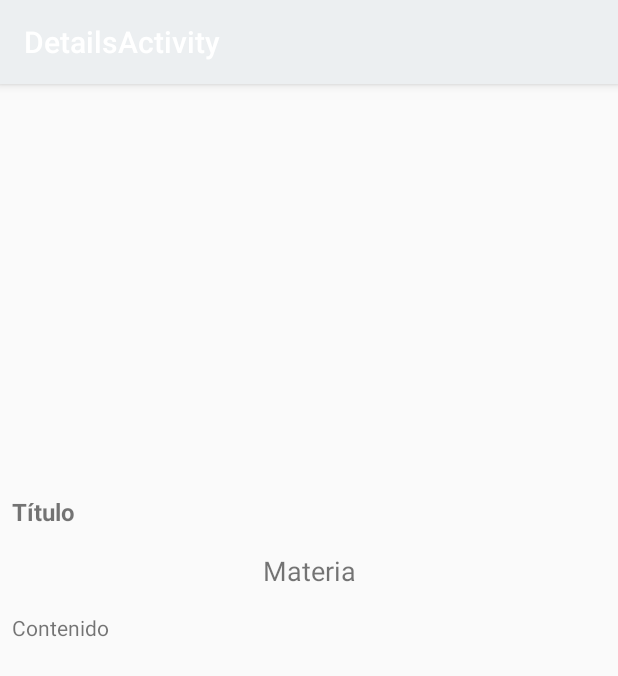
After one commit to JoseAlbertoVazq/tuvotocuenta, an Android app: the DetailsActivity screen opened directly, with no data from a screen before it, on a phone screen of 412 x 824 dp. The commit adds this screen. Shown: the top 676 px of the screen. Run offline under Robolectric (Android 15) with nearby library versions, the phone set to English and light mode, and no system bars; pictures from the network do not load; 4 statements that could not run were skipped.

Commit message:
detalles propuesta, cambiando color

```diff
--- a/mobile/app/src/main/java/dam/javazquez/tuvotocuenta/responses/MateriaResponse.java
+++ b/mobile/app/src/main/java/dam/javazquez/tuvotocuenta/responses/MateriaResponse.java
@@ -1,6 +1,8 @@
 package dam.javazquez.tuvotocuenta.responses;
 
-public class MateriaResponse {
+import java.io.Serializable;
+
+public class MateriaResponse implements Serializable {
 
     private String id;
     private String nombre;
--- a/mobile/app/src/main/java/dam/javazquez/tuvotocuenta/responses/PartidoResponse.java
+++ b/mobile/app/src/main/java/dam/javazquez/tuvotocuenta/responses/PartidoResponse.java
@@ -1,9 +1,10 @@
 package dam.javazquez.tuvotocuenta.responses;
 
+import java.io.Serializable;
 import java.util.ArrayList;
 import java.util.List;
 
-public class PartidoResponse {
+public class PartidoResponse implements Serializable {
 
     private String id;
     private String nombre;
--- a/mobile/app/src/main/java/dam/javazquez/tuvotocuenta/responses/PropuestaResponse.java
+++ b/mobile/app/src/main/java/dam/javazquez/tuvotocuenta/responses/PropuestaResponse.java
@@ -1,6 +1,8 @@
 package dam.javazquez.tuvotocuenta.responses;
 
-public class PropuestaResponse {
+import java.io.Serializable;
+
+public class PropuestaResponse implements Serializable {
 
     private String id;
     private String titulo;
--- a/mobile/app/src/main/java/dam/javazquez/tuvotocuenta/responses/UserResponse.java
+++ b/mobile/app/src/main/java/dam/javazquez/tuvotocuenta/responses/UserResponse.java
@@ -1,9 +1,10 @@
 package dam.javazquez.tuvotocuenta.responses;
 
+import java.io.Serializable;
 import java.util.ArrayList;
 import java.util.List;
 
-public class UserResponse {
+public class UserResponse implements Serializable {
 
     private String _id;
     private String name;
--- a/mobile/app/src/main/java/dam/javazquez/tuvotocuenta/retrofit/services/PropuestaService.java
+++ b/mobile/app/src/main/java/dam/javazquez/tuvotocuenta/retrofit/services/PropuestaService.java
@@ -15,7 +15,7 @@ public interface PropuestaService {
     @GET(BASE_URL)
     Call<ResponseContainer<PropuestaResponse>> listaPropuestas();
 
-    @GET(BASE_URL+"{id}")
+    @GET(BASE_URL+"/{id}")
     Call<PropuestaResponse> getOnePropuesta(@Path("id") String id);
 
     @POST(BASE_URL)
--- /dev/null
+++ b/mobile/app/src/main/java/dam/javazquez/tuvotocuenta/ui/details/DetailsActivity.java
@@ -0,0 +1,68 @@
+package dam.javazquez.tuvotocuenta.ui.details;
+
+import android.content.Context;
+import android.content.Intent;
+import android.os.Bundle;
+import android.support.v7.app.AppCompatActivity;
+import android.support.v7.widget.Toolbar;
+import android.widget.ImageView;
+import android.widget.TextView;
+
+import com.bumptech.glide.Glide;
+import com.bumptech.glide.request.RequestOptions;
+
+import dam.javazquez.tuvotocuenta.R;
+import dam.javazquez.tuvotocuenta.responses.PropuestaResponse;
+import dam.javazquez.tuvotocuenta.util.UtilToken;
+
+public class DetailsActivity extends AppCompatActivity {
+
+    private TextView titulo, contenido, materia;
+    private ImageView picture;
+    private String jwt, idUser;
+    private PropuestaResponse propuesta;
+    private Context ctx;
+
+    public DetailsActivity() {
+    }
+
+    @Override
+    protected void onCreate(Bundle savedInstanceState) {
+        super.onCreate(savedInstanceState);
+        setContentView(R.layout.activity_details);
+        Toolbar toolbar = findViewById(R.id.toolbar);
+        setSupportActionBar(toolbar);
+        jwt = UtilToken.getToken(DetailsActivity.this);
+        idUser = UtilToken.getToken(getApplicationContext());
+        Intent i = getIntent();
+        propuesta = (PropuestaResponse) i.getSerializableExtra("propuesta");
+        loadItems();
+        setItems();
+
+    }
+
+    public void loadItems() {
+        ctx = this;
+
+        titulo = findViewById(R.id.details_titulo);
+        contenido = findViewById(R.id.details_contenido);
+        materia = findViewById(R.id.details_materia);
+        picture = findViewById(R.id.details_photo);
+        System.out.println(propuesta);
+        Glide.with(this).load(propuesta
+                .getPartido()
+                .getPicture())
+                .apply(new RequestOptions()
+                        .override(409, 156))
+                .centerInside()
+                .into(picture);
+    }
+
+    public void setItems(){
+        titulo.setText(propuesta.getTitulo());
+        contenido.setText(propuesta.getContenido());
+        materia.setText(propuesta.getMateria().getNombre());
+
+    }
+
+}
--- /dev/null
+++ b/mobile/app/src/main/res/layout/activity_details.xml
@@ -0,0 +1,25 @@
+<?xml version="1.0" encoding="utf-8"?>
+<android.support.design.widget.CoordinatorLayout xmlns:android="http://schemas.android.com/apk/res/android"
+    xmlns:app="http://schemas.android.com/apk/res-auto"
+    xmlns:tools="http://schemas.android.com/tools"
+    android:layout_width="match_parent"
+    android:layout_height="match_parent"
+    tools:context=".ui.details.DetailsActivity">
+
+    <android.support.design.widget.AppBarLayout
+        android:layout_width="match_parent"
+        android:layout_height="wrap_content"
+        android:theme="@style/AppTheme.AppBarOverlay">
+
+        <android.support.v7.widget.Toolbar
+            android:id="@+id/toolbar"
+            android:layout_width="match_parent"
+            android:layout_height="?attr/actionBarSize"
+            android:background="?attr/colorPrimary"
+            app:popupTheme="@style/AppTheme.PopupOverlay" />
+
+    </android.support.design.widget.AppBarLayout>
+
+    <include layout="@layout/content_details" />
+
+</android.support.design.widget.CoordinatorLayout>
--- /dev/null
+++ b/mobile/app/src/main/res/layout/content_details.xml
@@ -0,0 +1,71 @@
+<?xml version="1.0" encoding="utf-8"?>
+<android.support.v4.widget.NestedScrollView xmlns:android="http://schemas.android.com/apk/res/android"
+    xmlns:app="http://schemas.android.com/apk/res-auto"
+    xmlns:tools="http://schemas.android.com/tools"
+    android:layout_width="match_parent"
+    android:layout_height="match_parent"
+    app:layout_behavior="@string/appbar_scrolling_view_behavior"
+    tools:context=".ui.details.DetailsActivity"
+    tools:showIn="@layout/activity_details">
+    <android.support.constraint.ConstraintLayout
+        android:layout_width="match_parent"
+        android:layout_height="wrap_content">
+
+        <ImageView
+            android:id="@+id/details_photo"
+
+            android:layout_width="0dp"
+            android:layout_height="250dp"
+            android:layout_marginStart="8dp"
+
+            android:layout_marginTop="8dp"
+            android:layout_marginEnd="8dp"
+            app:layout_constraintEnd_toEndOf="parent"
+            app:layout_constraintStart_toStartOf="parent"
+            app:layout_constraintTop_toTopOf="parent" />
+
+
+        <TextView
+            android:id="@+id/details_titulo"
+            android:layout_width="wrap_content"
+            android:layout_height="wrap_content"
+            android:layout_marginStart="8dp"
+            android:layout_marginTop="16dp"
+            android:text="@string/titulo_propuesta"
+
+            android:textSize="16dp"
+            android:textStyle="bold"
+            app:layout_constraintStart_toStartOf="parent"
+            app:layout_constraintTop_toBottomOf="@+id/details_photo" />
+
+        <TextView
+            android:id="@+id/details_materia"
+            android:layout_width="wrap_content"
+            android:layout_height="wrap_content"
+            android:layout_marginTop="16dp"
+            android:layout_marginEnd="8dp"
+            android:text="@string/materia_propuesta"
+            android:textSize="18sp"
+            app:layout_constraintEnd_toEndOf="parent"
+            app:layout_constraintStart_toStartOf="@+id/details_titulo"
+            app:layout_constraintTop_toBottomOf="@+id/details_titulo" />
+
+        <TextView
+            android:id="@+id/details_contenido"
+            android:layout_width="0dp"
+            android:layout_height="wrap_content"
+            android:layout_marginStart="8dp"
+            android:layout_marginTop="16dp"
+            android:layout_marginEnd="8dp"
+            android:layout_marginBottom="8dp"
+            android:text="@string/contenido_propuesta"
+            app:layout_constraintBottom_toBottomOf="parent"
+            app:layout_constraintEnd_toEndOf="parent"
+            app:layout_constraintHorizontal_bias="0.0"
+            app:layout_constraintStart_toStartOf="parent"
+            app:layout_constraintTop_toBottomOf="@+id/details_materia"
+            app:layout_constraintVertical_bias="0.033" />
+
+
+    </android.support.constraint.ConstraintLayout>
+</android.support.v4.widget.NestedScrollView>
--- a/mobile/app/src/main/res/layout/fragment_sign_up.xml
+++ b/mobile/app/src/main/res/layout/fragment_sign_up.xml
@@ -19,7 +19,7 @@
             android:layout_marginTop="8dp"
             android:layout_marginEnd="8dp"
             android:text="@string/app_name"
-            android:textColor="#b71c1c"
+            android:textColor="@color/colorPrimaryDark"
             android:textSize="43sp"
             android:textStyle="bold"
             app:layout_constraintEnd_toEndOf="parent"
@@ -92,9 +92,9 @@
             android:layout_marginTop="8dp"
             android:layout_marginEnd="8dp"
             android:layout_marginBottom="8dp"
-            android:background="#7f0000"
+            android:background="@color/colorAccent"
             android:text="Sign Up"
-            android:textColor="#F7F5F5"
+            android:textColor="#000000"
             app:layout_constraintBottom_toBottomOf="parent"
             app:layout_constraintEnd_toEndOf="parent"
             app:layout_constraintHorizontal_bias="0.498"
--- a/mobile/app/src/main/res/values/colors.xml
+++ b/mobile/app/src/main/res/values/colors.xml
@@ -1,6 +1,6 @@
 <?xml version="1.0" encoding="utf-8"?>
 <resources>
-    <color name="colorPrimary">#b71c1c</color>
-    <color name="colorPrimaryDark">#7f0000</color>
-    <color name="colorAccent">#f05545</color>
+    <color name="colorPrimary">#eceff1</color>
+    <color name="colorPrimaryDark">#babdbe</color>
+    <color name="colorAccent">#ffffff</color>
 </resources>
--- a/mobile/app/src/main/res/values/strings.xml
+++ b/mobile/app/src/main/res/values/strings.xml
@@ -78,5 +78,7 @@
     <!-- Propuestas -->
     <string name="titulo_propuesta">Título</string>
     <string name="materia_propuesta">Materia</string>
+    <string name="title_activity_details">DetailsActivity</string>
+    <string name="contenido_propuesta">Contenido</string>
 
 </resources>
```
Also changed, not shown: mobile/app/src/main/AndroidManifest.xml (+9 -2 lines), mobile/app/src/main/java/dam/javazquez/tuvotocuenta/ui/propuestas/PropuestaAdapter.java (+32 -2 lines), mobile/app/src/main/java/dam/javazquez/tuvotocuenta/ui/propuestas/PropuestaFragment.java (+2 -8 lines), mobile/app/src/main/java/dam/javazquez/tuvotocuenta/ui/propuestas/dummy/DummyContent.java (deleted, +0 -72 lines), mobile/app/src/main/res/layout/fragment_login.xml (+6 -6 lines).
